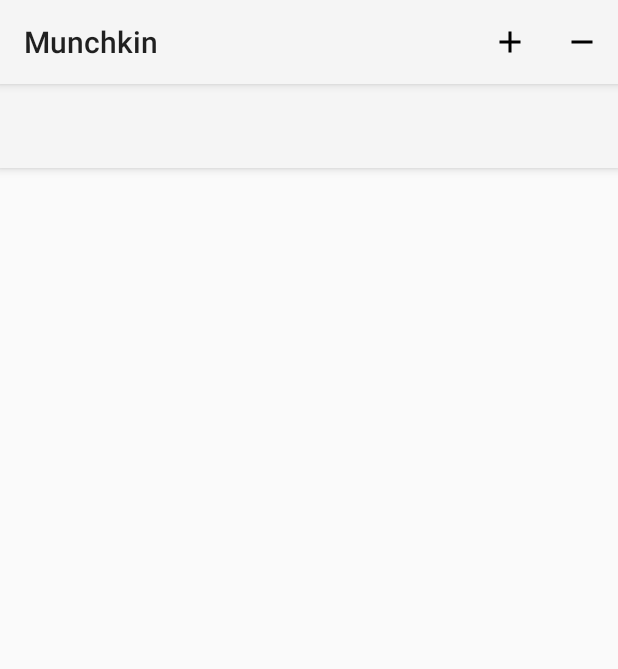
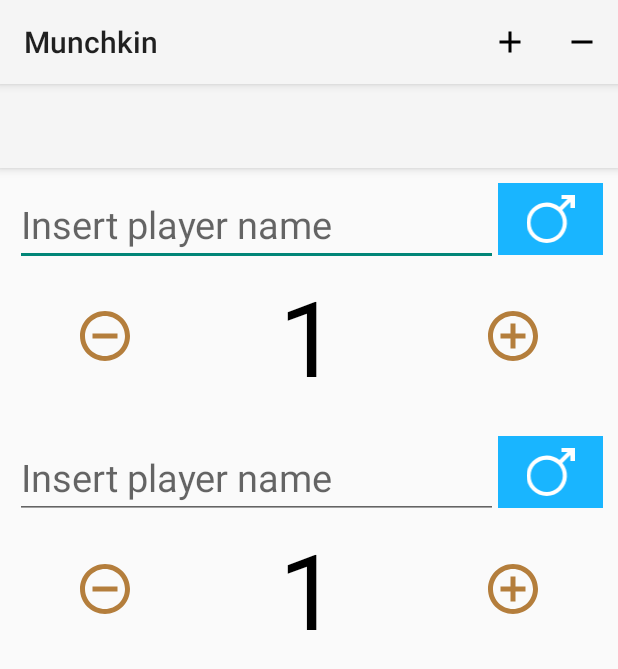
Before and after one commit to Brankale/munchkin_level_counter, an Android app: the screen it shows after launch (MainActivityNew), after a tap on "Add player", on a phone screen of 412 x 824 dp. Shown: the top 669 px of the screen. Run offline under Robolectric (Android 15) with nearby library versions, the phone set to English and light mode, and no system bars; 1 statement that could not run was skipped.

Commit message:
improved GUI

```diff
--- a/app/src/main/AndroidManifest.xml
+++ b/app/src/main/AndroidManifest.xml
@@ -14,7 +14,8 @@
         </activity>
 
         <activity android:name=".MainActivityNew"
-            android:screenOrientation="portrait">
+            android:screenOrientation="portrait"
+            android:windowSoftInputMode="stateHidden">
             <intent-filter>
                 <action android:name="android.intent.action.MAIN" />
 
--- a/app/src/main/java/com/example/munchkin/MainActivityNew.kt
+++ b/app/src/main/java/com/example/munchkin/MainActivityNew.kt
@@ -3,18 +3,30 @@
 import android.os.Bundle
 import android.view.Menu
 import android.view.MenuItem
+import android.widget.ArrayAdapter
+import android.widget.ListView
 import androidx.appcompat.app.AppCompatActivity
+import com.example.munchkin.custom_views.PlayerView
 
 
 class MainActivityNew : AppCompatActivity() {
 
     private val TAG: String = MainActivityNew::class.java.simpleName
 
+    private lateinit var playersView: ListView
+    private lateinit var adapter: ArrayAdapter<PlayerView>
+    private lateinit var players: ArrayList<PlayerView>
+
     override fun onCreate(savedInstanceState: Bundle?) {
         super.onCreate(savedInstanceState)
         setContentView(R.layout.activity_main_new)
+        setSupportActionBar(findViewById(R.id.my_toolbar))
 
-        setSupportActionBar(findViewById(R.id.my_toolbar))
+        playersView = findViewById(R.id.player_list)
+        players = ArrayList()
+        adapter = ArrayAdapter(this, R.layout.player_view, players)
+        playersView.adapter = adapter
+
     }
 
     override fun onCreateOptionsMenu(menu: Menu?): Boolean {
@@ -22,12 +34,26 @@
         return super.onCreateOptionsMenu(menu)
     }
 
-    override fun onOptionsItemSelected(item: MenuItem): Boolean {
-        when (item.itemId) {
-            R.id.add_player -> TODO("implement add player")
-            R.id.remove_player -> TODO("implement remove player")
-            else -> return super.onOptionsItemSelected(item)
+    override fun onOptionsItemSelected(item: MenuItem) = when (item.itemId) {
+        R.id.add_player -> {
+            addPlayer()
+            true
         }
+        R.id.remove_player -> {
+            removePlayer()
+            true
+        }
+        else -> super.onOptionsItemSelected(item)
+    }
+
+    private fun addPlayer() {
+//        players.add(PlayerView(this, null))
+//        adapter.notifyDataSetChanged()
+    }
+
+    private fun removePlayer() {
+//        players.removeAt(players.size - 1)
+//        adapter.notifyDataSetChanged()
     }
 
 }
--- a/app/src/main/res/layout/activity_main.xml
+++ b/app/src/main/res/layout/activity_main.xml
@@ -29,6 +29,7 @@
                     android:textSize="30dp"
                     android:layout_width="0dp"
                     android:layout_weight="0.55"
+                    android:text="ciao"
                     android:layout_height="wrap_content"
                     android:inputType="textCapWords"
                     android:id="@+id/name1"/>
--- a/app/src/main/res/layout/activity_main_new.xml
+++ b/app/src/main/res/layout/activity_main_new.xml
@@ -11,9 +11,15 @@
         android:layout_width="match_parent"
         android:layout_height="?attr/actionBarSize"
         android:background="?attr/colorPrimary"
-        android:elevation="4dp"
-        android:theme="@style/ThemeOverlay.AppCompat.ActionBar"
-        app:popupTheme="@style/ThemeOverlay.AppCompat.Light"/>
+        android:elevation="4dp"/>
+
+    <com.example.munchkin.custom_views.PlayerView
+        android:layout_width="match_parent"
+        android:layout_height="wrap_content"/>
+
+    <com.example.munchkin.custom_views.PlayerView
+        android:layout_width="match_parent"
+        android:layout_height="wrap_content"/>
 
     <ListView
         android:id="@+id/player_list"
--- a/app/src/main/res/layout/player_view.xml
+++ b/app/src/main/res/layout/player_view.xml
@@ -3,66 +3,74 @@
     xmlns:android="http://schemas.android.com/apk/res/android"
     xmlns:tools="http://schemas.android.com/tools"
     android:layout_width="match_parent"
-    android:layout_height="90dp"
-    android:orientation="horizontal"
-    android:layout_margin="15dp">
+    android:layout_height="wrap_content"
+    android:orientation="vertical"
+    android:layout_margin="10dp">
+
+    <LinearLayout
+        android:layout_width="match_parent"
+        android:layout_height="wrap_content">
+
+        <EditText
+            android:id="@+id/name"
+            android:layout_width="0dp"
+            android:layout_height="wrap_content"
+            android:layout_weight="15"
+            android:textSize="25sp"
+            android:inputType="text"
+            android:autofillHints="@string/player_name"
+            android:hint="@string/player_name"
+            tools:targetApi="o" />
 
         <ImageView
             android:id="@+id/sex"
-        android:layout_width="60dp"
-        android:layout_height="60dp"
-        android:layout_gravity="center_vertical"
+            android:layout_width="48dp"
+            android:layout_height="48dp"
+            android:layout_gravity="end"
+            android:layout_weight="1"
             android:contentDescription="@string/sex"
             android:src="@drawable/ic_male"
             android:background="@color/male"
             android:scaleType="fitCenter"
-        android:padding="15dp"/>
+            android:padding="8dp"/>
 
-    <LinearLayout
+    </LinearLayout>
+
+    <FrameLayout
         android:layout_width="match_parent"
-        android:layout_height="wrap_content"
-        android:orientation="vertical"
-        android:layout_marginStart="10dp">
-
-        <EditText
-            android:id="@+id/name"
-            android:inputType="text"
-            android:autofillHints="@string/player_name"
-            android:hint="@string/player_name"
-            android:layout_width="match_parent"
-            android:layout_height="wrap_content"
-            tools:targetApi="o" />
-
-        <LinearLayout
-            android:layout_width="match_parent"
-            android:layout_height="wrap_content"
-            android:orientation="horizontal">
+        android:layout_height="wrap_content">
 
         <ImageView
             android:id="@+id/level_down"
-                android:layout_width="45dp"
-                android:layout_height="45dp"
+            android:layout_width="40dp"
+            android:layout_height="40dp"
+            android:layout_gravity="start|center"
+            android:layout_marginStart="40dp"
             android:contentDescription="@string/level_down"
-                android:background="@drawable/ic_remove_circle_outline_black_24dp"/>
+            android:background="@drawable/ic_remove_circle_outline_black_24dp"
+            android:backgroundTint="@color/colorAccent"/>
 
         <TextView
             android:id="@+id/current_level"
-                android:layout_width="0dp"
-                android:layout_height="45dp"
-                android:layout_weight="1"
+            android:layout_width="wrap_content"
+            android:layout_height="wrap_content"
+            android:layout_gravity="center"
+            android:gravity="center_vertical"
+            tools:text="2"
             android:textAlignment="center"
-                android:textSize="35sp"
+            android:textSize="70sp"
             android:textColor="#000000"/>
 
         <ImageView
             android:id="@+id/level_up"
-                android:layout_width="45dp"
-                android:layout_height="45dp"
+            android:layout_width="40dp"
+            android:layout_height="40dp"
+            android:layout_gravity="end|center"
+            android:layout_marginEnd="40dp"
             android:contentDescription="@string/level_up"
-                android:background="@drawable/ic_add_circle_outline_black_24dp"/>
+            android:background="@drawable/ic_add_circle_outline_black_24dp"
+            android:backgroundTint="@color/colorAccent"/>
+
+    </FrameLayout>
 
 </LinearLayout>
-
-    </LinearLayout>
-
-</LinearLayout>
```
Also changed, not shown: app/build.gradle (+9 -2 lines). Lines whose indentation alone changed are shown as unchanged.
